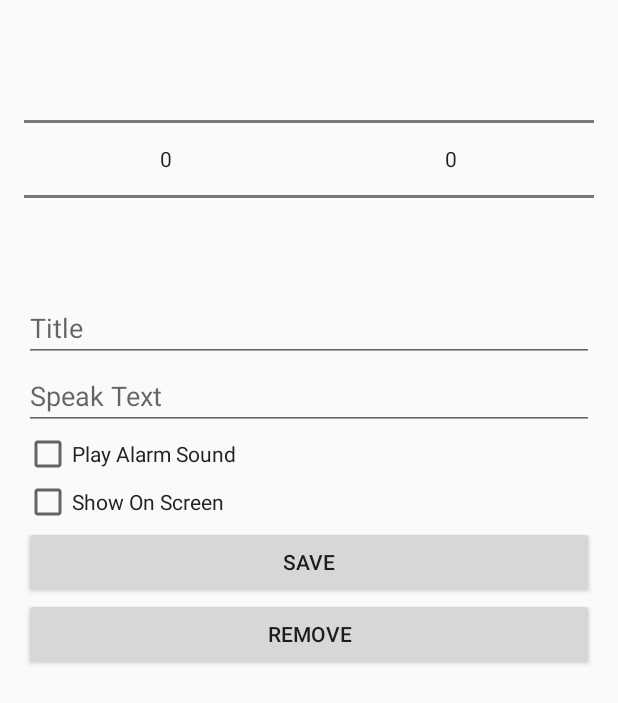
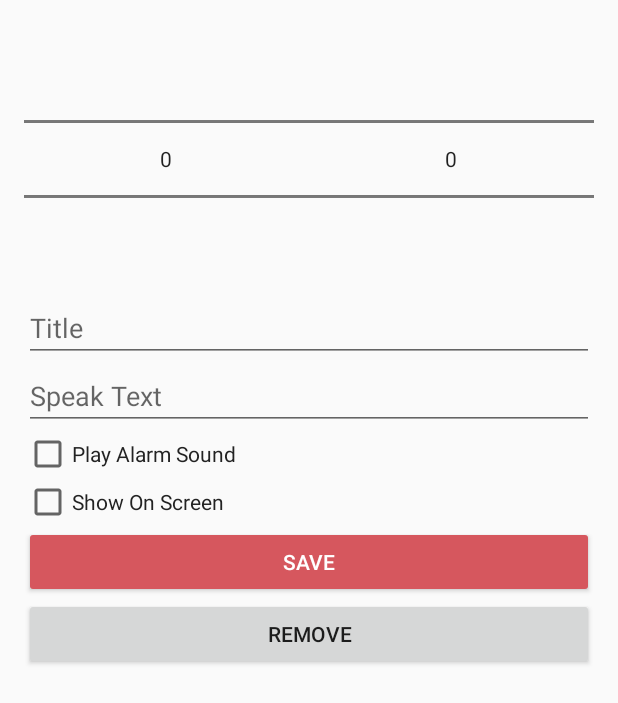
Before and after one commit to Vixen0219/Clock-mobile, an Android app: the layout dialog_event.xml on its own in the app's theme, with its tools: preview values and no code run, on a phone screen of 412 x 824 dp. Shown: the top 703 px of the screen. Run offline under Robolectric (Android 15) with nearby library versions, the phone set to English and light mode, and no system bars.

Commit message:
use colored buttons for primary actions

```diff
--- a/app/src/main/res/layout/dialog_event.xml
+++ b/app/src/main/res/layout/dialog_event.xml
@@ -55,6 +55,7 @@
                 android:id="@+id/buttonNewEventOK"
                 android:layout_width="match_parent"
                 android:layout_height="wrap_content"
+                style="@style/Widget.AppCompat.Button.Colored"
                 android:text="@string/save"/>
             <Button
                 android:id="@+id/buttonNewEventRemove"
--- a/app/src/main/res/layout/dialog_inputbox.xml
+++ b/app/src/main/res/layout/dialog_inputbox.xml
@@ -15,6 +15,7 @@
                 android:id="@+id/buttonOK"
                 android:layout_width="match_parent"
                 android:layout_height="wrap_content"
+                style="@style/Widget.AppCompat.Button.Colored"
                 android:text="@string/ok"/>
 
 </LinearLayout>
```
